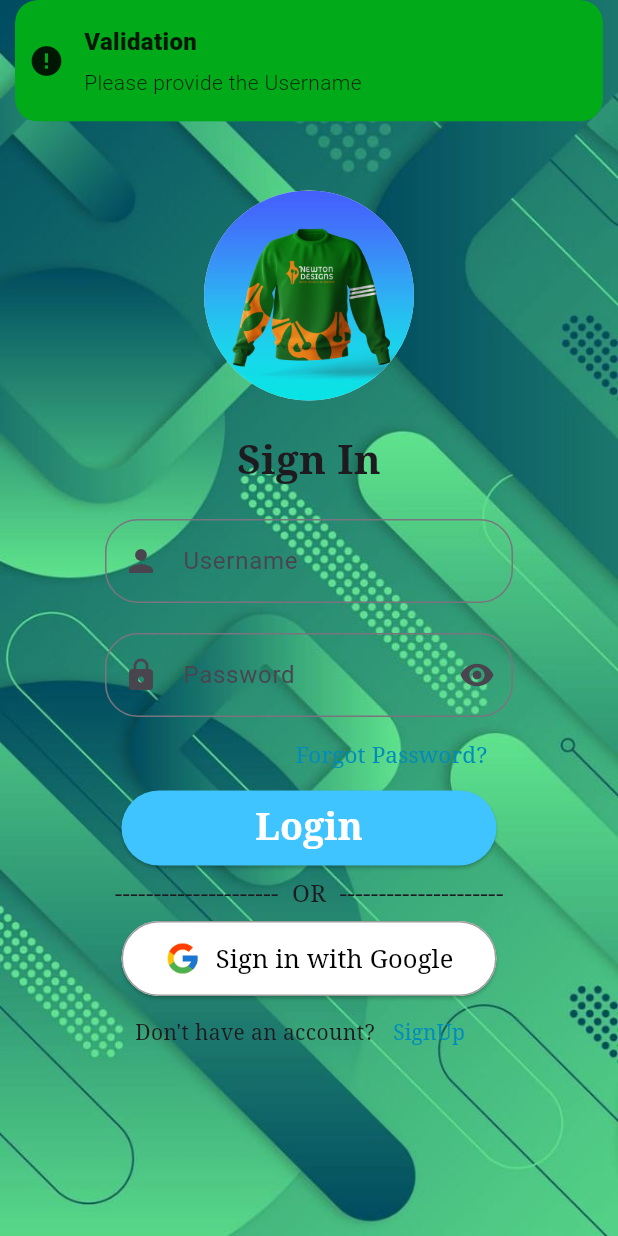
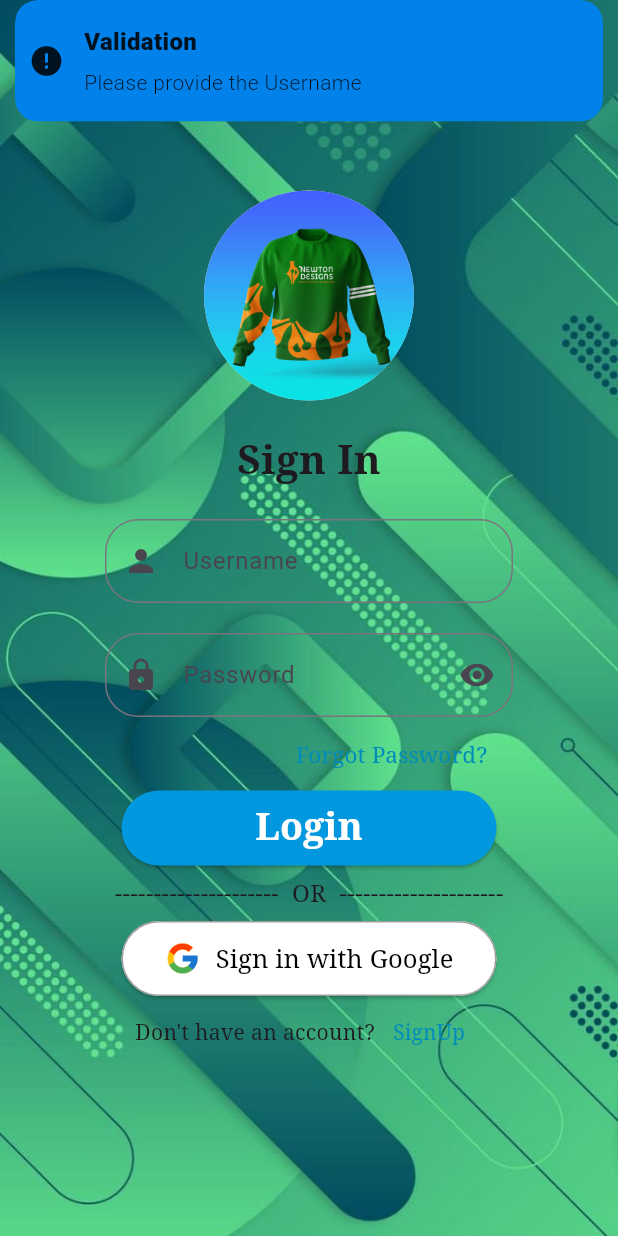
Before and after one commit to Iconia7/Flutter-project, a Flutter app: the screen it shows after launch, after a tap on "Login", on a phone screen of 412 x 824 dp. Run offline on Flutter 3.47's test engine with Material 3 defaults, Android fonts, the phone set to English and light mode, and no system bars; our stand-ins replace get, google_fonts.

Commit message:
Fix:button colour

```diff
--- a/lib/views/screens/login.dart
+++ b/lib/views/screens/login.dart
@@ -18,7 +18,6 @@ class Login extends StatelessWidget {
   Widget build(BuildContext context) {
     return Stack(
       children: [
-        // Background image
         Positioned.fill(
           child: Image.asset(
             'assets/images/background.jpeg',
@@ -26,7 +25,6 @@ class Login extends StatelessWidget {
           ),
         ),
         Padding(
-          //child: (
           padding: const EdgeInsets.all(40),
           child: Center(
             child: Column(
@@ -90,19 +88,20 @@ class Login extends StatelessWidget {
                               "Validation", "Please provide the Username",
                               icon: const Icon(Icons.error),
                               backgroundColor:
-                                  const Color.fromARGB(255, 1, 170, 24));
+                                  const Color.fromARGB(255, 1, 130, 235));
                         } else if (pass.text.isEmpty) {
                           Get.snackbar(
                               "Validation", "Please provide the Password",
                               icon: const Icon(Icons.error),
                               backgroundColor:
-                                  const Color.fromARGB(255, 1, 189, 57));
+                                  const Color.fromARGB(255, 1, 130, 235));
                         } else {
                           Get.toNamed("/home");
                         }
                       },
                       style: ElevatedButton.styleFrom(
-                          backgroundColor: Colors.lightBlueAccent,
+                          backgroundColor:
+                              const Color.fromARGB(255, 1, 152, 223),
                           foregroundColor: Colors.white),
                       child: Text("Login",
                           style: GoogleFonts.notoSerif(
@@ -123,9 +122,7 @@ class Login extends StatelessWidget {
                     width: 250,
                     height: 50,
                     child: ElevatedButton(
-                      onPressed: () {
-                        // Add Google Sign-In functionality here
-                      },
+                      onPressed: () {},
                       style: ElevatedButton.styleFrom(
                         backgroundColor: Colors.white,
                         shape: RoundedRectangleBorder(
@@ -136,7 +133,7 @@ class Login extends StatelessWidget {
                         mainAxisAlignment: MainAxisAlignment.center,
                         children: [
                           Image.asset(
-                            'assets/images/google_icon.png', // Path to your Google icon
+                            'assets/images/google_icon.png',
                             height: 24,
                             width: 24,
                           ),
```
